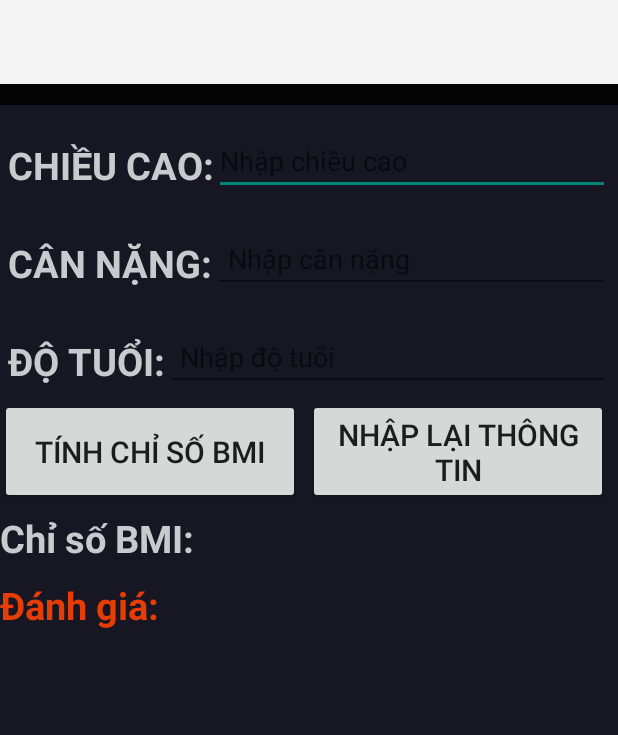
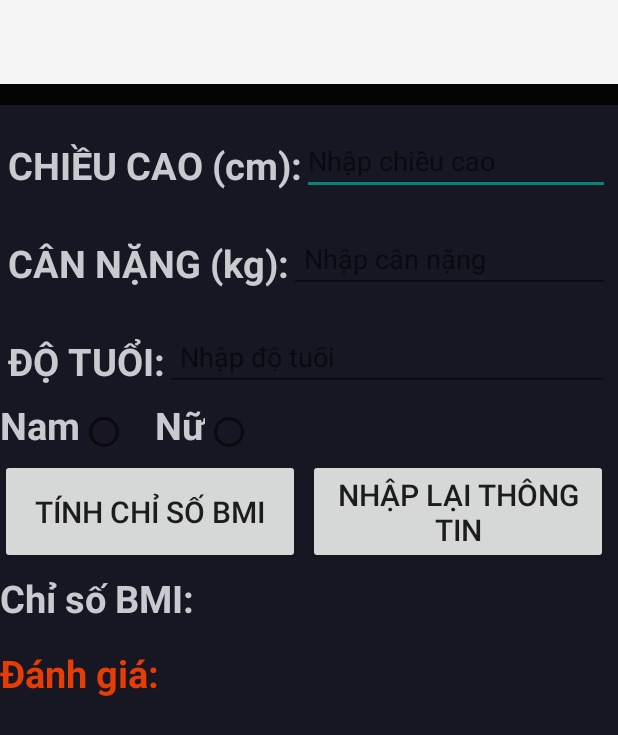
Before and after one commit to HuynhminhHuy1299/60162313-AndroidProgramming, an Android app: the screen it shows after launch (MainActivity), on a phone screen of 412 x 824 dp. Shown: the top 735 px of the screen. Run offline under Robolectric (Android 15) with nearby library versions, the phone set to English and light mode, and no system bars.

Commit message:
Cau2_AppBMI
khai báo các đối tượng gắn với điều khiển

```diff
--- a/Cau2_AppBMI/app/src/main/java/ntu_60162313/cau2_appbmi/MainActivity.java
+++ b/Cau2_AppBMI/app/src/main/java/ntu_60162313/cau2_appbmi/MainActivity.java
@@ -1,6 +1,11 @@
 package ntu_60162313.cau2_appbmi;
 
 import android.os.Bundle;
+import android.view.View;
+import android.widget.Button;
+import android.widget.EditText;
+import android.widget.RadioButton;
+import android.widget.TextView;
 
 import androidx.activity.EdgeToEdge;
 import androidx.appcompat.app.AppCompatActivity;
@@ -8,13 +13,24 @@ import androidx.core.graphics.Insets;
 import androidx.core.view.ViewCompat;
 import androidx.core.view.WindowInsetsCompat;
 
+import java.text.DecimalFormat;
+
 public class MainActivity extends AppCompatActivity {
+    //Khai báo các đối tượng gắn với điều khiển
+    EditText editTextHeight;
+    EditText editTextWeight;
+    EditText editTextAge;
+    Button nutTinhBMI, nutReset;
+    TextView txtChiSo, txtDanhGia;
+    RadioButton radioButtonNam, radioButtonNu;
+
 
     @Override
     protected void onCreate(Bundle savedInstanceState) {
         super.onCreate(savedInstanceState);
         EdgeToEdge.enable(this);
         setContentView(R.layout.activity_main);
+    }
 
-    }
+
 }
--- a/Cau2_AppBMI/app/src/main/res/layout/activity_main.xml
+++ b/Cau2_AppBMI/app/src/main/res/layout/activity_main.xml
@@ -34,7 +34,7 @@
         <TextView
             android:layout_width="wrap_content"
             android:layout_height="wrap_content"
-            android:text="CHIỀU CAO:"
+            android:text="CHIỀU CAO (cm):"
             android:textStyle="bold"
             android:textSize="25dp"
             android:textColor="#C8CBCD"/>
@@ -55,7 +55,7 @@
         <TextView
             android:layout_width="wrap_content"
             android:layout_height="wrap_content"
-            android:text="CÂN NẶNG:"
+            android:text="CÂN NẶNG (kg):"
             android:textSize="25dp"
             android:textStyle="bold"
             android:textColor="#C8CBCD"/>
@@ -89,12 +89,51 @@
             android:hint="Nhập độ tuổi"
             />
     </LinearLayout>
+    <LinearLayout
+        android:layout_width="wrap_content"
+        android:layout_height="wrap_content"
+        android:orientation="horizontal">
+        <TextView
+            android:layout_width="wrap_content"
+            android:layout_height="wrap_content"
+            android:text="Nam"
+            android:textSize="25dp"
+            android:textStyle="bold"
+            android:textColor="#C8CBCD">
+        </TextView>
+
+        <RadioButton
+            android:layout_width="30dp"
+            android:layout_height="30dp"
+            android:gravity="center_vertical"
+            android:id="@+id/rdbnam">
+
+        </RadioButton>
+        <TextView
+            android:layout_width="wrap_content"
+            android:layout_height="wrap_content"
+            android:text="Nữ"
+            android:textSize="25dp"
+            android:textStyle="bold"
+            android:textColor="#C8CBCD"
+            android:layout_marginLeft="20dp">
+        </TextView>
+
+        <RadioButton
+            android:layout_width="30dp"
+            android:layout_height="30dp"
+            android:gravity="center_vertical"
+            android:id="@+id/rdbnu">
+
+        </RadioButton>
+    </LinearLayout>
+
 
     <LinearLayout
         android:layout_width="wrap_content"
         android:layout_height="wrap_content"
-        android:orientation="horizontal">
-
+        android:orientation="horizontal"
+        android:layout_marginTop="5dp">
         <Button
             android:id="@+id/btntinh"
             android:layout_width="200dp"
@@ -140,7 +179,7 @@
     <TableRow
         android:layout_width="fill_parent"
         android:layout_height="wrap_content"
-        android:layout_marginTop="10dp">
+        android:layout_marginTop="15dp">
         <TextView
             android:layout_width="wrap_content"
             android:layout_height="wrap_content"
```
